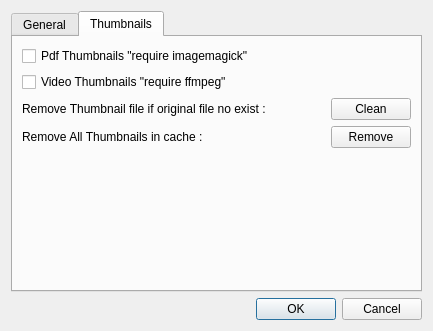
zakariakov/elokab-files-manager, file elokab-fm/settingsdlg.ui: the form before one commit.
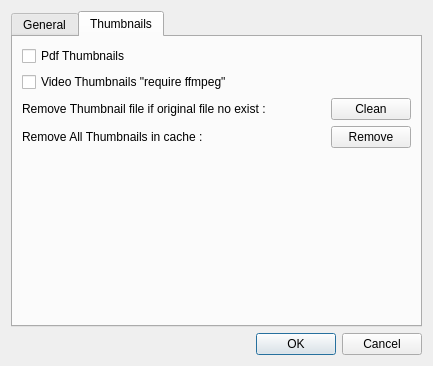
The form after the commit. The open tabs and pages were chosen to show the change.

Commit message: cange pdf tumbnails from convert to pdfimages

Patch:
```diff
--- a/elokab-fm/settingsdlg.ui
+++ b/elokab-fm/settingsdlg.ui
@@ -7,7 +7,7 @@
     <x>0</x>
     <y>0</y>
     <width>433</width>
-    <height>331</height>
+    <height>366</height>
    </rect>
   </property>
   <property name="windowTitle">
@@ -94,7 +94,7 @@
        <item row="0" column="0">
         <widget class="QCheckBox" name="checkBoxPdfThumb">
          <property name="text">
-          <string>Pdf Thumbnails &quot;require imagemagick&quot;</string>
+          <string>Pdf Thumbnails</string>
          </property>
         </widget>
        </item>
```
Left out of the diff: 2 changed lines with no effect on the pictures. The commit also changes 1 other file.
